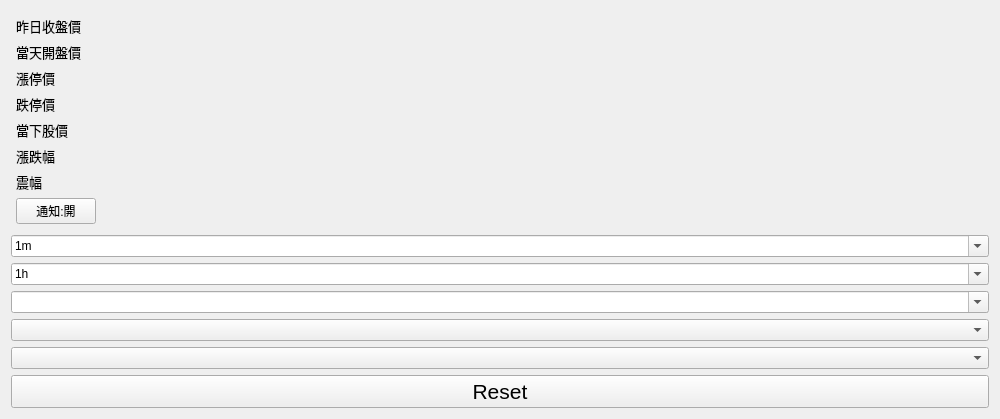
Qt form stockWindowUi.ui (Shawn-lung/firstjob) before a commit.
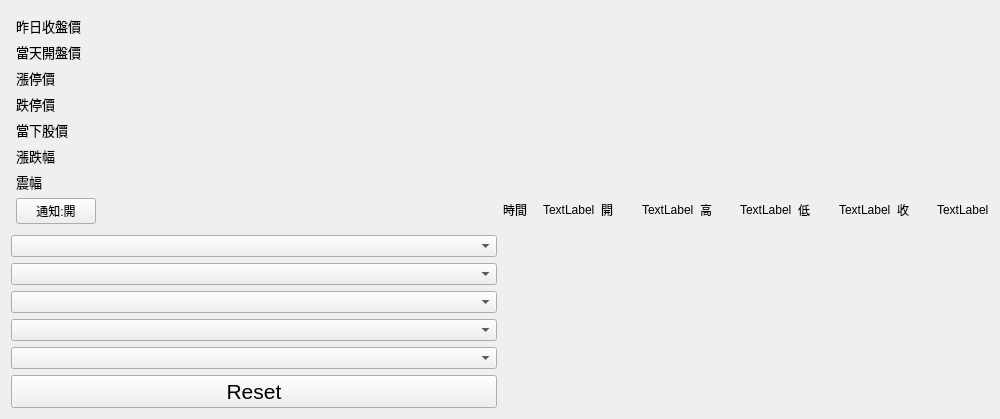
The same form after that commit.

Commit message: stock 鍵盤控制

Patch:
```diff
--- a/stockWindowUi.ui
+++ b/stockWindowUi.ui
@@ -316,27 +316,27 @@
      <item>
       <widget class="QComboBox" name="intervalComboBox">
        <property name="editable">
-        <bool>true</bool>
+        <bool>false</bool>
        </property>
        <property name="currentText">
-        <string>1m</string>
+        <string/>
        </property>
       </widget>
      </item>
      <item>
       <widget class="QComboBox" name="periodComboBox">
        <property name="editable">
-        <bool>true</bool>
+        <bool>false</bool>
        </property>
        <property name="currentText">
-        <string>1h</string>
+        <string/>
        </property>
       </widget>
      </item>
      <item>
       <widget class="QComboBox" name="indicatorComboBox1">
        <property name="editable">
-        <bool>true</bool>
+        <bool>false</bool>
        </property>
        <property name="currentText">
         <string/>
@@ -376,7 +376,82 @@
     </layout>
    </item>
    <item>
-    <layout class="QVBoxLayout" name="plotLayout"/>
+    <layout class="QVBoxLayout" name="plotLayout">
+     <item>
+      <layout class="QHBoxLayout" name="horizontalLayout_2">
+       <item>
+        <widget class="QLabel" name="label_6">
+         <property name="text">
+          <string>時間</string>
+         </property>
+        </widget>
+       </item>
+       <item>
+        <widget class="QLabel" name="tLabel">
+         <property name="text">
+          <string>TextLabel</string>
+         </property>
+        </widget>
+       </item>
+       <item>
+        <widget class="QLabel" name="label_13">
+         <property name="text">
+          <string>開</string>
+         </property>
+        </widget>
+       </item>
+       <item>
+        <widget class="QLabel" name="oLabel">
+         <property name="text">
+          <string>TextLabel</string>
+         </property>
+        </widget>
+       </item>
+       <item>
+        <widget class="QLabel" name="label_5">
+         <property name="text">
+          <string>高</string>
+         </property>
+        </widget>
+       </item>
+       <item>
+        <widget class="QLabel" name="hLabel">
+         <property name="text">
+          <string>TextLabel</string>
+         </property>
+        </widget>
+       </item>
+       <item>
+        <widget class="QLabel" name="label_12">
+         <property name="text">
+          <string>低</string>
+         </property>
+        </widget>
+       </item>
+       <item>
+        <widget class="QLabel" name="lLabel">
+         <property name="text">
+          <string>TextLabel</string>
+         </property>
+        </widget>
+       </item>
+       <item>
+        <widget class="QLabel" name="label_4">
+         <property name="text">
+          <string>收</string>
+         </property>
+        </widget>
+       </item>
+       <item>
+        <widget class="QLabel" name="cLabel">
+         <property name="text">
+          <string>TextLabel</string>
+         </property>
+        </widget>
+       </item>
+      </layout>
+     </item>
+    </layout>
    </item>
   </layout>
  </widget>
```
The commit also changes 18 other files.
